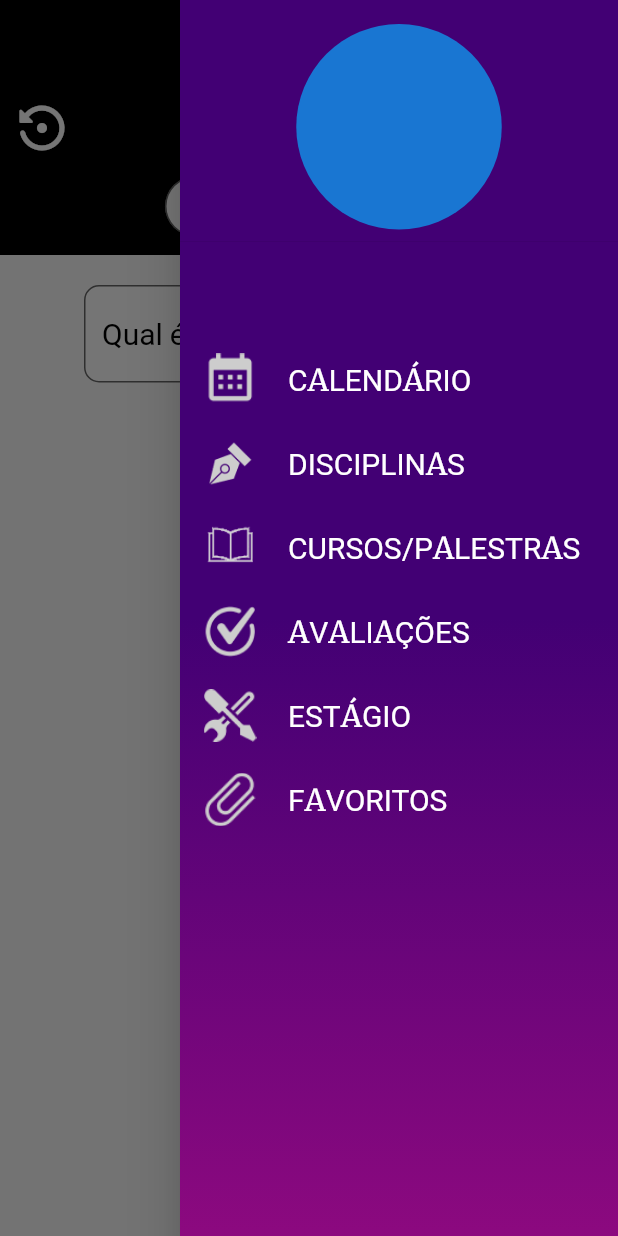
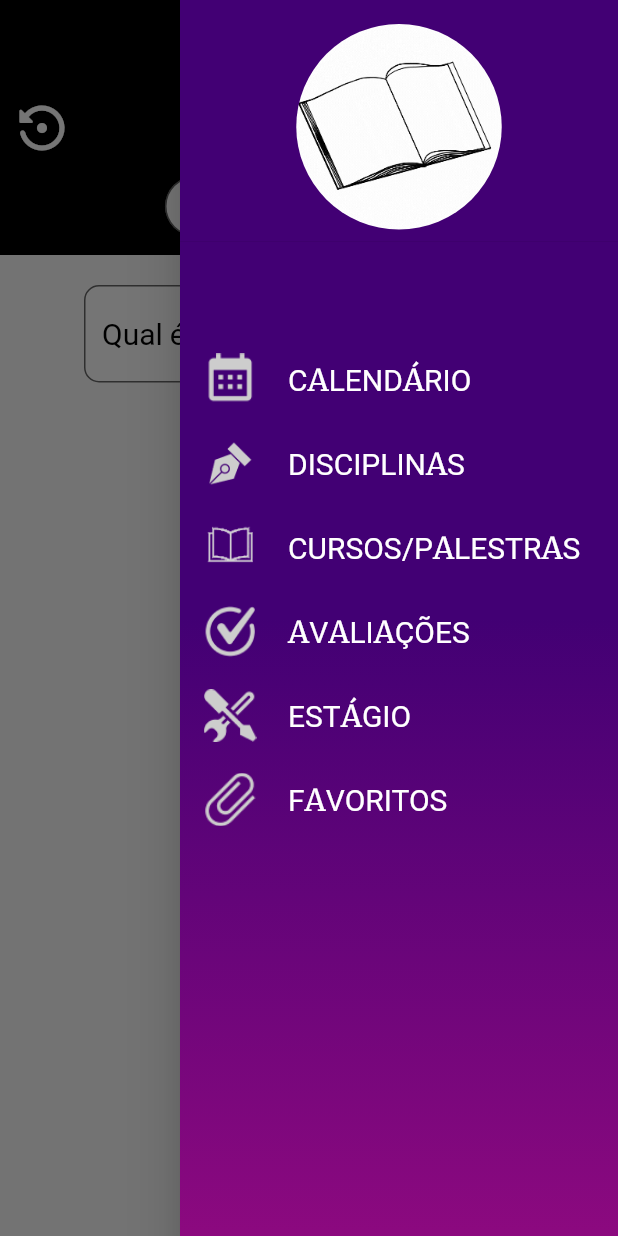
Before and after one commit to GabsJungles/info_unit_study, a Flutter app: the AvaliacoesPage screen opened directly, with the side drawer open, on a phone screen of 412 x 824 dp. Run offline on Flutter 3.47's test engine with Material 2 defaults, Android fonts, the phone set to English and light mode, and no system bars; our stand-ins replace cloud_firestore, firebase_auth, firebase_core, firebase_storage, google_fonts, image_picker; accounts and stored records are empty.

Commit message:
tags final

```diff
--- a/lib/widgets/custom_drawer.dart
+++ b/lib/widgets/custom_drawer.dart
@@ -76,7 +76,11 @@ class _CustomDrawerState extends State<CustomDrawer> {
                     MaterialPageRoute(builder: ((context) => ProfilePage()))
                     );
                 },
-                    child: const CircleAvatar()
+                    child: const CircleAvatar(
+                      backgroundImage: AssetImage('lib/images/livro.gif',),
+                      backgroundColor: Colors.transparent,
+
+                    )
                   ),
                 ),
                 const ListTile(title: Text('')),
```
Also changed, not shown: lib/images/livro.gif (added), lib/images/logo.livro.final.gif (added).
